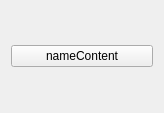
Before: the Qt Designer form Source/iTotemDesktop/Shell/MediaContentView.ui in lasolUndav/iTotem, drawn with Qt 5.
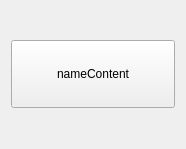
After: the same form once the commit is applied.

What changed in the file:
```diff
--- a/Source/iTotemDesktop/Shell/MediaContentView.ui
+++ b/Source/iTotemDesktop/Shell/MediaContentView.ui
@@ -6,13 +6,19 @@
    <rect>
     <x>0</x>
     <y>0</y>
-    <width>164</width>
-    <height>113</height>
+    <width>186</width>
+    <height>149</height>
    </rect>
   </property>
   <property name="windowTitle">
    <string>Form</string>
   </property>
+  <property name="styleSheet">
+   <string notr="true">QPushButton{
+width: 60px;
+height: 60px;
+}</string>
+  </property>
   <layout class="QGridLayout" name="gridLayout">
    <item row="0" column="0">
     <widget class="QPushButton" name="mediaContentButton">
```
